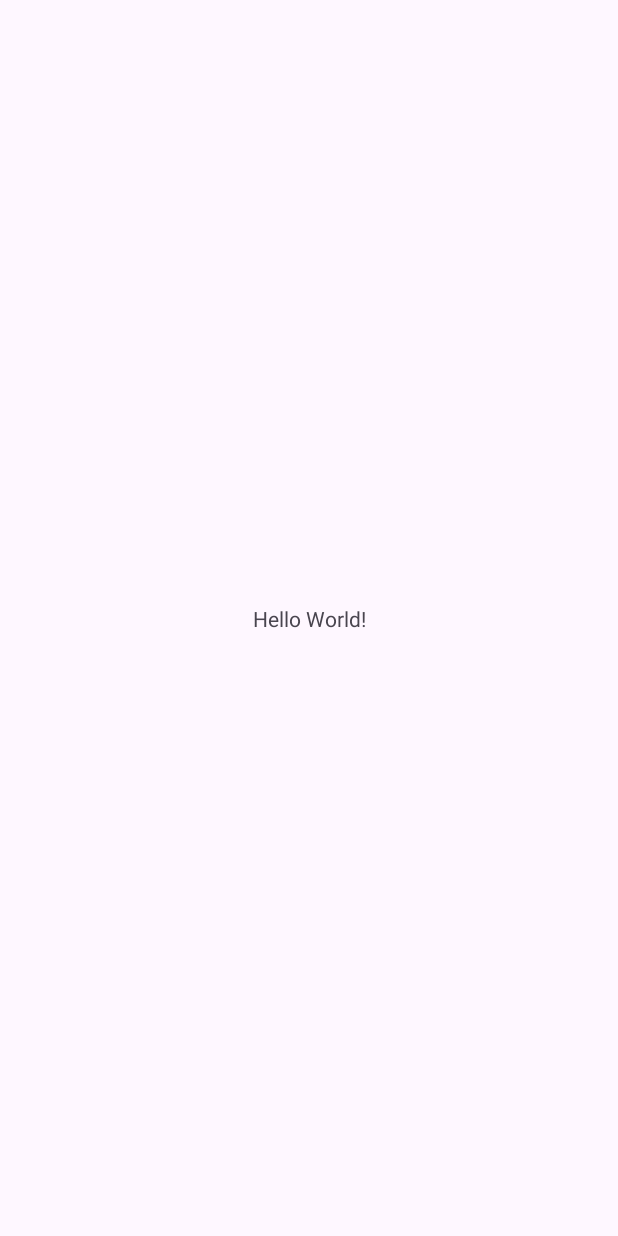
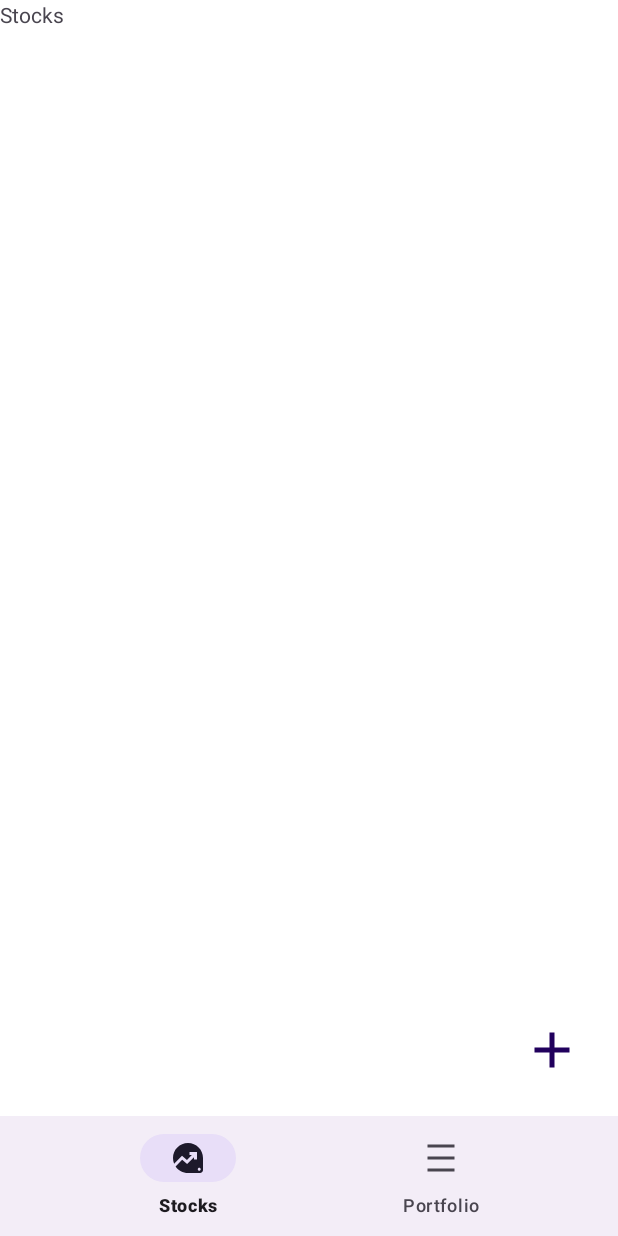
Before and after one commit to VictorFigma/fintrack, an Android app: the screen it shows after launch (MainActivity), on a phone screen of 412 x 824 dp. Before the commit the screen is almost empty. Run offline under Robolectric (Android 15) with nearby library versions, the phone set to English and light mode, and no system bars.

Commit message:
Add portfolio and stocks fragments

```diff
--- a/app/build.gradle.kts
+++ b/app/build.gradle.kts
@@ -29,6 +29,10 @@ android {
         sourceCompatibility = JavaVersion.VERSION_1_8
         targetCompatibility = JavaVersion.VERSION_1_8
     }
+
+    buildFeatures {
+        viewBinding = true
+    }
 }
 
 dependencies {
--- a/app/src/main/AndroidManifest.xml
+++ b/app/src/main/AndroidManifest.xml
@@ -1,6 +1,6 @@
 <?xml version="1.0" encoding="utf-8"?>
 <manifest xmlns:android="http://schemas.android.com/apk/res/android"
-    xmlns:tools="http://schemas.android.com/tools">
+    xmlns:tools="http://schemas.android.com/tools" >
 
     <application
         android:allowBackup="true"
@@ -11,10 +11,10 @@
         android:roundIcon="@mipmap/ic_launcher_round"
         android:supportsRtl="true"
         android:theme="@style/Theme.FinTrack"
-        tools:targetApi="31">
+        tools:targetApi="31" >
         <activity
             android:name=".MainActivity"
-            android:exported="true">
+            android:exported="true" >
             <intent-filter>
                 <action android:name="android.intent.action.MAIN" />
 
--- a/app/src/main/java/com/victorfigma/fintrack/MainActivity.java
+++ b/app/src/main/java/com/victorfigma/fintrack/MainActivity.java
@@ -1,14 +1,42 @@
 package com.victorfigma.fintrack;
 
 import androidx.appcompat.app.AppCompatActivity;
+import androidx.fragment.app.Fragment;
+import androidx.fragment.app.FragmentManager;
+import androidx.fragment.app.FragmentTransaction;
 
 import android.os.Bundle;
 
+import com.victorfigma.fintrack.databinding.ActivityMainBinding;
+
 public class MainActivity extends AppCompatActivity {
+
+    ActivityMainBinding binding;
 
     @Override
     protected void onCreate(Bundle savedInstanceState) {
         super.onCreate(savedInstanceState);
-        setContentView(R.layout.activity_main);
+        binding = ActivityMainBinding.inflate(getLayoutInflater());
+        setContentView(binding.getRoot());
+
+        replaceFragment(new StocksFragment());
+        binding.bottomNavbarView.setBackground(null);
+
+        binding.bottomNavbarView.setOnItemSelectedListener(item -> {
+
+            //Can't do a switch since constants are not final in ADT 14
+            int id = item.getItemId();
+            if(id == R.id.stocks) replaceFragment(new StocksFragment());
+            else if(id == R.id.portfolio) replaceFragment(new PortfolioFragment());
+
+            return true;
+        });
+    }
+
+    private void replaceFragment(Fragment fragment){
+        FragmentManager fragmentManager = getSupportFragmentManager();
+        FragmentTransaction fragmentTransaction = fragmentManager.beginTransaction();
+        fragmentTransaction.replace(R.id.frame_layout, fragment);
+        fragmentTransaction.commit();
     }
 }
--- /dev/null
+++ b/app/src/main/java/com/victorfigma/fintrack/PortfolioFragment.java
@@ -0,0 +1,19 @@
+package com.victorfigma.fintrack;
+
+import android.os.Bundle;
+
+import androidx.fragment.app.Fragment;
+
+import android.view.LayoutInflater;
+import android.view.View;
+import android.view.ViewGroup;
+
+public class PortfolioFragment extends Fragment {
+
+    @Override
+    public View onCreateView(LayoutInflater inflater, ViewGroup container,
+                             Bundle savedInstanceState) {
+        // Inflate the layout for this fragment
+        return inflater.inflate(R.layout.fragment_portfolio, container, false);
+    }
+}
--- /dev/null
+++ b/app/src/main/java/com/victorfigma/fintrack/StocksFragment.java
@@ -0,0 +1,19 @@
+package com.victorfigma.fintrack;
+
+import android.os.Bundle;
+
+import androidx.fragment.app.Fragment;
+
+import android.view.LayoutInflater;
+import android.view.View;
+import android.view.ViewGroup;
+
+public class StocksFragment extends Fragment {
+
+    @Override
+    public View onCreateView(LayoutInflater inflater, ViewGroup container,
+                             Bundle savedInstanceState) {
+        // Inflate the layout for this fragment
+        return inflater.inflate(R.layout.fragment_stocks, container, false);
+    }
+}
--- /dev/null
+++ b/app/src/main/res/drawable/baseline_add_24.xml
@@ -0,0 +1,5 @@
+<vector android:height="24dp" android:tint="#000000"
+    android:viewportHeight="24" android:viewportWidth="24"
+    android:width="24dp" xmlns:android="http://schemas.android.com/apk/res/android">
+    <path android:fillColor="@android:color/white" android:pathData="M19,13h-6v6h-2v-6H5v-2h6V5h2v6h6v2z"/>
+</vector>
--- /dev/null
+++ b/app/src/main/res/drawable/baseline_data_exploration_24.xml
@@ -0,0 +1,5 @@
+<vector android:height="24dp" android:tint="#000000"
+    android:viewportHeight="24" android:viewportWidth="24"
+    android:width="24dp" xmlns:android="http://schemas.android.com/apk/res/android">
+    <path android:fillColor="@android:color/white" android:pathData="M12,2C6.48,2 2,6.48 2,12c0,1.33 0.26,2.61 0.74,3.77L8,10.5l3.3,2.78L14.58,10H13V8h5v5h-2v-1.58L11.41,16l-3.29,-2.79l-4.4,4.4C5.52,20.26 8.56,22 12,22h8c1.1,0 2,-0.9 2,-2v-8C22,6.48 17.52,2 12,2zM19.5,20.5c-0.55,0 -1,-0.45 -1,-1s0.45,-1 1,-1s1,0.45 1,1S20.05,20.5 19.5,20.5z"/>
+</vector>
--- /dev/null
+++ b/app/src/main/res/drawable/baseline_density_medium_24.xml
@@ -0,0 +1,7 @@
+<vector android:height="24dp" android:tint="#000000"
+    android:viewportHeight="24" android:viewportWidth="24"
+    android:width="24dp" xmlns:android="http://schemas.android.com/apk/res/android">
+    <path android:fillColor="@android:color/white" android:pathData="M3,3h18v2h-18z"/>
+    <path android:fillColor="@android:color/white" android:pathData="M3,19h18v2h-18z"/>
+    <path android:fillColor="@android:color/white" android:pathData="M3,11h18v2h-18z"/>
+</vector>
--- a/app/src/main/res/layout/activity_main.xml
+++ b/app/src/main/res/layout/activity_main.xml
@@ -1,18 +1,47 @@
 <?xml version="1.0" encoding="utf-8"?>
-<androidx.constraintlayout.widget.ConstraintLayout xmlns:android="http://schemas.android.com/apk/res/android"
+
+<androidx.coordinatorlayout.widget.CoordinatorLayout
+    xmlns:android="http://schemas.android.com/apk/res/android"
     xmlns:app="http://schemas.android.com/apk/res-auto"
     xmlns:tools="http://schemas.android.com/tools"
     android:layout_width="match_parent"
     android:layout_height="match_parent"
+    android:background="@color/white"
     tools:context=".MainActivity">
 
-    <TextView
+    <FrameLayout
+        android:layout_width="match_parent"
+        android:layout_height="match_parent"
+        android:id="@+id/frame_layout" />
+
+    <com.google.android.material.bottomappbar.BottomAppBar
+        android:layout_width="match_parent"
+        android:layout_height="wrap_content"
+        android:id="@+id/bottomNavbar"
+        android:layout_gravity="bottom"
+        android:background="@color/white"
+        app:fabCradleRoundedCornerRadius="50dp">
+
+        <com.google.android.material.bottomnavigation.BottomNavigationView
+            android:layout_width="match_parent"
+            android:layout_height="wrap_content"
+            android:id="@+id/bottomNavbarView"
+            app:labelVisibilityMode="labeled"
+            android:background="@android:color/transparent"
+            app:menu="@menu/bottom_navbar"/>
+
+    </com.google.android.material.bottomappbar.BottomAppBar>
+
+    <com.google.android.material.floatingactionbutton.FloatingActionButton
         android:layout_width="wrap_content"
         android:layout_height="wrap_content"
-        android:text="Hello World!"
-        app:layout_constraintBottom_toBottomOf="parent"
-        app:layout_constraintEnd_toEndOf="parent"
-        app:layout_constraintStart_toStartOf="parent"
-        app:layout_constraintTop_toTopOf="parent" />
+        android:backgroundTint="@color/white"
+        android:src="@drawable/baseline_add_24"
+        app:layout_anchor="@id/bottomNavbar"
+        app:maxImageSize="40dp"
+        android:layout_marginBottom="84dp"
+        android:tint="@color/black">
 
-</androidx.constraintlayout.widget.ConstraintLayout>
+    </com.google.android.material.floatingactionbutton.FloatingActionButton>
+
+</androidx.coordinatorlayout.widget.CoordinatorLayout>
--- /dev/null
+++ b/app/src/main/res/layout/fragment_portfolio.xml
@@ -0,0 +1,15 @@
+<?xml version="1.0" encoding="utf-8"?>
+<FrameLayout xmlns:android="http://schemas.android.com/apk/res/android"
+    xmlns:tools="http://schemas.android.com/tools"
+    android:layout_width="match_parent"
+    android:layout_height="match_parent"
+    tools:context=".PortfolioFragment">
+
+    <!-- TODO: Update blank fragment layout -->
+
+    <TextView
+        android:layout_width="wrap_content"
+        android:layout_height="wrap_content"
+        android:text="Portfolio"/>
+
+</FrameLayout>
--- /dev/null
+++ b/app/src/main/res/layout/fragment_stocks.xml
@@ -0,0 +1,14 @@
+<?xml version="1.0" encoding="utf-8"?>
+<FrameLayout xmlns:android="http://schemas.android.com/apk/res/android"
+    xmlns:tools="http://schemas.android.com/tools"
+    android:layout_width="match_parent"
+    android:layout_height="match_parent"
+    tools:context=".StocksFragment">
+
+    <!-- TODO: Update blank fragment layout -->
+    <TextView
+        android:layout_width="wrap_content"
+        android:layout_height="wrap_content"
+        android:text="Stocks"/>
+
+</FrameLayout>
--- /dev/null
+++ b/app/src/main/res/menu/bottom_navbar.xml
@@ -0,0 +1,14 @@
+<?xml version="1.0" encoding="utf-8"?>
+<menu xmlns:android="http://schemas.android.com/apk/res/android">
+
+    <item
+        android:id="@+id/stocks"
+        android:title="Stocks"
+        android:icon="@drawable/baseline_data_exploration_24" />
+
+    <item
+        android:id="@+id/portfolio"
+        android:title="Portfolio"
+        android:icon="@drawable/baseline_density_medium_24" />
+
+</menu>
--- a/app/src/main/res/values/strings.xml
+++ b/app/src/main/res/values/strings.xml
@@ -1,3 +1,5 @@
 <resources>
     <string name="app_name">FinTrack</string>
+    <!-- TODO: Remove or change this placeholder text -->
+    <string name="hello_blank_fragment">Hello blank fragment</string>
 </resources>
```
